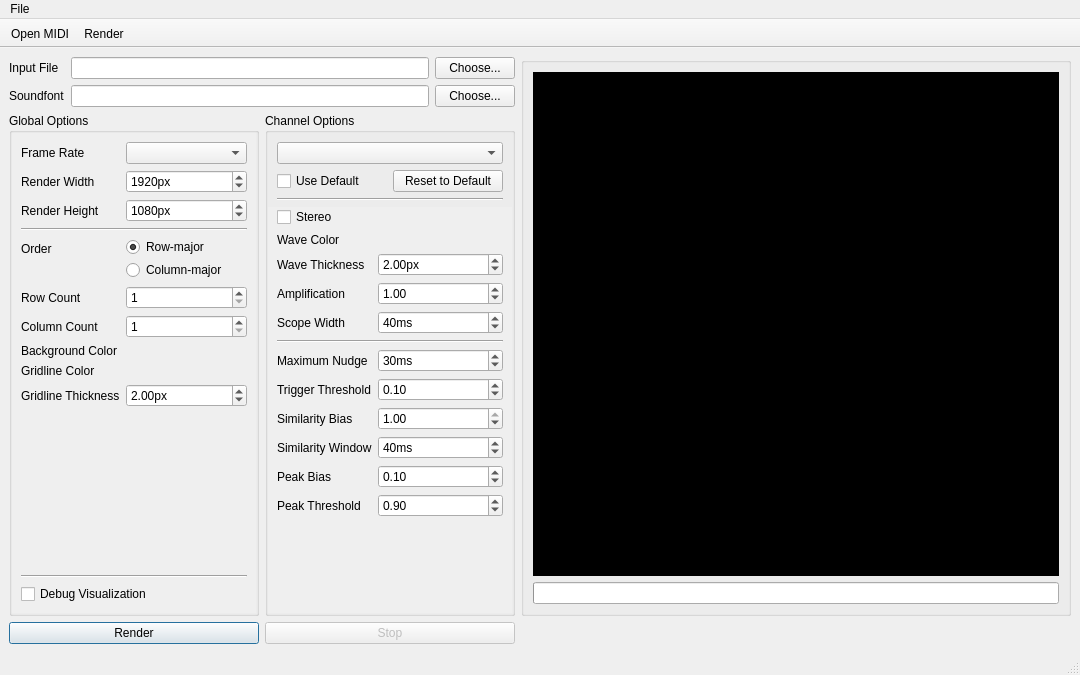
Old version of the form mainwindow.ui in the repository Robert-Furth/Osmium.
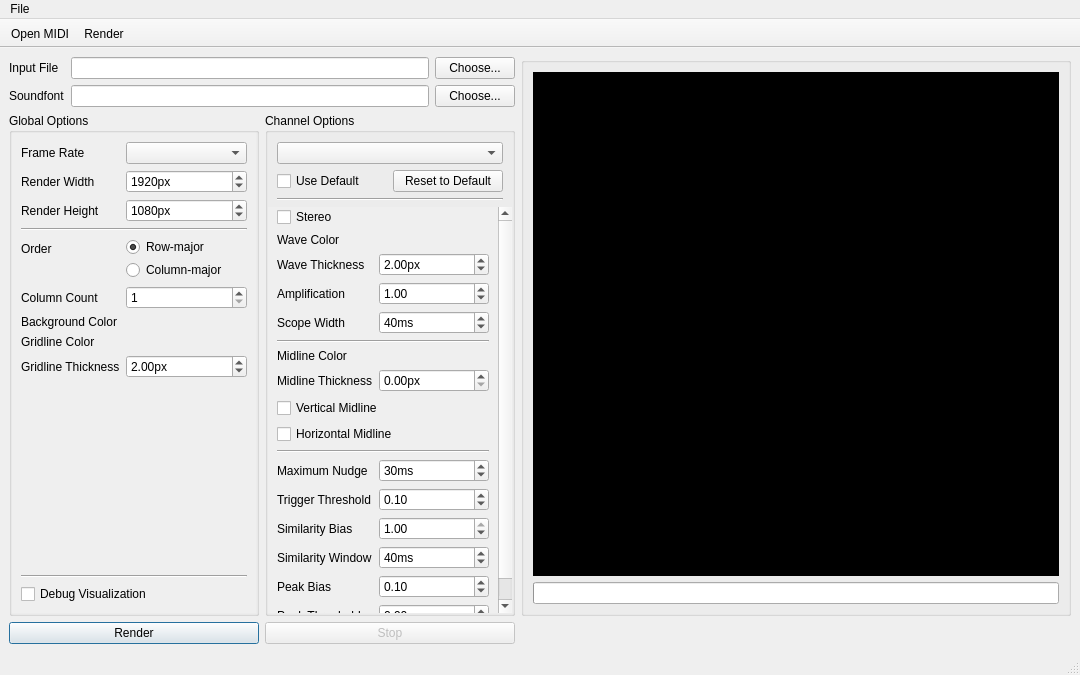
New version of the form. Icons and pictures are not drawn. Custom widgets are drawn as their Qt base class.

The edit to the form file:
```diff
--- a/mainwindow.ui
+++ b/mainwindow.ui
@@ -227,7 +227,7 @@
               <item row="5" column="0">
                <widget class="QLabel" name="label_10">
                 <property name="text">
-                 <string>Row Count</string>
+                 <string>Column Count</string>
                 </property>
                 <property name="buddy">
                  <cstring>sbRowCount</cstring>
@@ -242,30 +242,13 @@
                </widget>
               </item>
               <item row="6" column="0">
-               <widget class="QLabel" name="label_4">
-                <property name="text">
-                 <string>Column Count</string>
-                </property>
-                <property name="buddy">
-                 <cstring>sbColCount</cstring>
-                </property>
-               </widget>
-              </item>
-              <item row="6" column="1">
-               <widget class="QSpinBox" name="sbColCount">
-                <property name="minimum">
-                 <number>1</number>
-                </property>
-               </widget>
-              </item>
-              <item row="7" column="0">
                <widget class="QLabel" name="label_16">
                 <property name="text">
                  <string>Background Color</string>
                 </property>
                </widget>
               </item>
-              <item row="7" column="1">
+              <item row="6" column="1">
                <widget class="ColorPicker" name="cpBackground" native="true">
                 <property name="focusPolicy">
                  <enum>Qt::FocusPolicy::TabFocus</enum>
@@ -282,14 +265,14 @@
                 </property>
                </widget>
               </item>
-              <item row="8" column="0">
+              <item row="7" column="0">
                <widget class="QLabel" name="label_17">
                 <property name="text">
                  <string>Gridline Color</string>
                 </property>
                </widget>
               </item>
-              <item row="8" column="1">
+              <item row="7" column="1">
                <widget class="ColorPicker" name="cpGridlineColor" native="true">
                 <property name="focusPolicy">
                  <enum>Qt::FocusPolicy::TabFocus</enum>
@@ -303,14 +286,14 @@
                 </property>
                </widget>
               </item>
-              <item row="9" column="0">
+              <item row="8" column="0">
                <widget class="QLabel" name="label_20">
                 <property name="text">
                  <string>Gridline Thickness</string>
                 </property>
                </widget>
               </item>
-              <item row="9" column="1">
+              <item row="8" column="1">
                <widget class="QDoubleSpinBox" name="dsbGridlineThickness">
                 <property name="suffix">
                  <string>px</string>
@@ -434,9 +417,9 @@
           <property name="geometry">
            <rect>
             <x>0</x>
-            <y>0</y>
+            <y>-68</y>
             <width>233</width>
-            <height>397</height>
+            <height>534</height>
            </rect>
           </property>
           <layout class="QFormLayout" name="formLayout">
@@ -546,7 +529,7 @@
              </property>
             </widget>
            </item>
-           <item row="6" column="0">
+           <item row="11" column="0">
             <widget class="QLabel" name="label_8">
              <property name="statusTip">
               <string>How far forward the scope can &quot;nudge&quot; waveforms so they line up from frame to frame.</string>
@@ -559,7 +542,7 @@
              </property>
             </widget>
            </item>
-           <item row="6" column="1">
+           <item row="11" column="1">
             <widget class="QSpinBox" name="sbMaxNudge">
              <property name="statusTip">
               <string>How far forward the scope can &quot;nudge&quot; waveforms so they line up from frame to frame.</string>
@@ -578,7 +561,7 @@
              </property>
             </widget>
            </item>
-           <item row="7" column="0">
+           <item row="12" column="0">
             <widget class="QLabel" name="label_11">
              <property name="statusTip">
               <string>Minimum amplitude of a sample for it to trigger a rising edge.</string>
@@ -591,7 +574,7 @@
              </property>
             </widget>
            </item>
-           <item row="7" column="1">
+           <item row="12" column="1">
             <widget class="QDoubleSpinBox" name="dsbTriggerThreshold">
              <property name="statusTip">
               <string>Minimum amplitude of a sample for it to trigger a rising edge.</string>
@@ -607,14 +590,14 @@
              </property>
             </widget>
            </item>
-           <item row="8" column="0">
+           <item row="13" column="0">
             <widget class="QLabel" name="label_21">
              <property name="text">
               <string>Similarity Bias</string>
              </property>
             </widget>
            </item>
-           <item row="8" column="1">
+           <item row="13" column="1">
             <widget class="QDoubleSpinBox" name="dsbSimilarityBias">
              <property name="maximum">
               <double>1.000000000000000</double>
@@ -627,7 +610,7 @@
              </property>
             </widget>
            </item>
-           <item row="9" column="0">
+           <item row="14" column="0">
             <widget class="QLabel" name="label_15">
              <property name="text">
               <string>Similarity Window</string>
@@ -637,7 +620,7 @@
              </property>
             </widget>
            </item>
-           <item row="9" column="1">
+           <item row="14" column="1">
             <widget class="QSpinBox" name="sbSimilarityWindow">
              <property name="suffix">
               <string>ms</string>
@@ -650,14 +633,14 @@
              </property>
             </widget>
            </item>
-           <item row="10" column="0">
+           <item row="15" column="0">
             <widget class="QLabel" name="label_18">
              <property name="text">
               <string>Peak Bias</string>
              </property>
             </widget>
            </item>
-           <item row="10" column="1">
+           <item row="15" column="1">
             <widget class="QDoubleSpinBox" name="dsbPeakBias">
              <property name="maximum">
               <double>1.000000000000000</double>
@@ -670,14 +653,14 @@
              </property>
             </widget>
            </item>
-           <item row="11" column="0">
+           <item row="16" column="0">
             <widget class="QLabel" name="label_19">
              <property name="text">
               <string>Peak Threshold</string>
              </property>
             </widget>
            </item>
-           <item row="11" column="1">
+           <item row="16" column="1">
             <widget class="QDoubleSpinBox" name="dsbPeakThreshold">
              <property name="maximum">
               <double>1.000000000000000</double>
@@ -690,6 +673,54 @@
              </property>
             </widget>
            </item>
+           <item row="6" column="0">
+            <widget class="QLabel" name="label_22">
+             <property name="text">
+              <string>Midline Color</string>
+             </property>
+            </widget>
+           </item>
+           <item row="10" column="0" colspan="2">
+            <widget class="Line" name="line_5">
+             <property name="orientation">
+              <enum>Qt::Orientation::Horizontal</enum>
+             </property>
+            </widget>
+           </item>
+           <item row="6" column="1">
+            <widget class="ColorPicker" name="cpMidlineColor" native="true"/>
+           </item>
+           <item row="7" column="0">
+            <widget class="QLabel" name="label_23">
+             <property name="text">
+              <string>Midline Thickness</string>
+             </property>
+            </widget>
+           </item>
+           <item row="7" column="1">
+            <widget class="QDoubleSpinBox" name="dsbMidlineThickness">
+             <property name="suffix">
+              <string>px</string>
+             </property>
+             <property name="singleStep">
+              <double>0.100000000000000</double>
+             </property>
+            </widget>
+           </item>
+           <item row="8" column="0" colspan="2">
+            <widget class="QCheckBox" name="chbVMidline">
+             <property name="text">
+              <string>Vertical Midline</string>
+             </property>
+            </widget>
+           </item>
+           <item row="9" column="0" colspan="2">
+            <widget class="QCheckBox" name="chbHMidline">
+             <property name="text">
+              <string>Horizontal Midline</string>
+             </property>
+            </widget>
+           </item>
           </layout>
          </widget>
         </widget>
```
Left out of the diff: 76 changed lines with no effect on the pictures.
